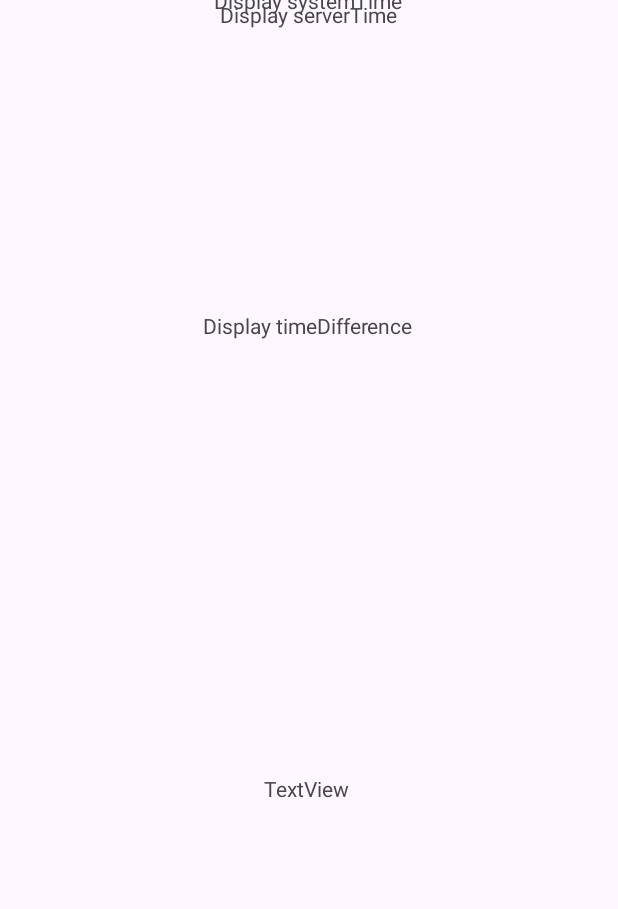
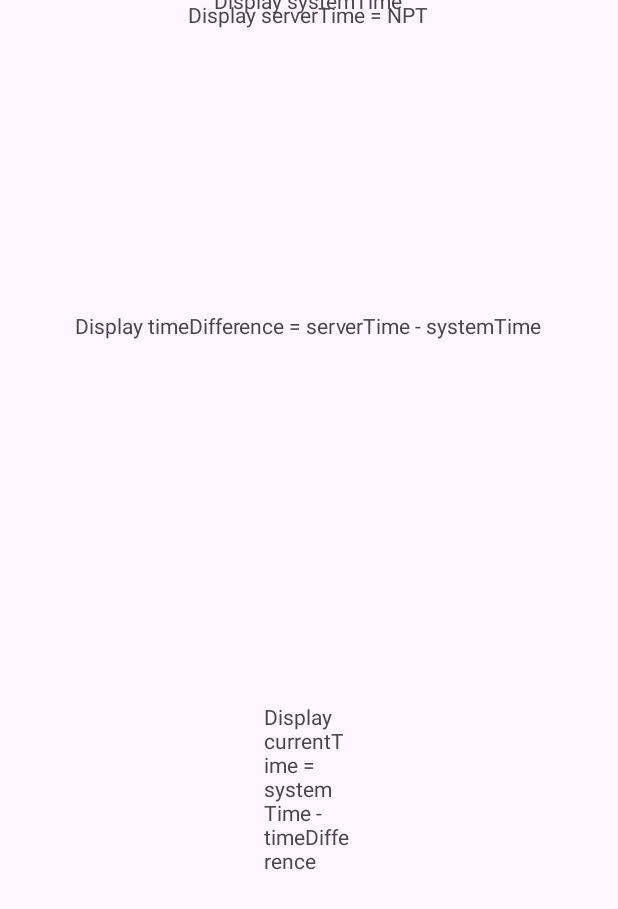
Before and after one commit to LindaKjellberg/SynchronizedClock, an Android app: the screen it shows after launch (MainActivity), on a phone screen of 412 x 824 dp. Shown: the top 909 px of the screen. Run offline under Robolectric (Android 15) with nearby library versions, the phone set to English and light mode, and no system bars.

Commit message:
Add comments for currentTime

```diff
--- a/app/src/main/java/com/example/synchronizedclock/MainActivity.java
+++ b/app/src/main/java/com/example/synchronizedclock/MainActivity.java
@@ -21,15 +21,24 @@ public class MainActivity extends AppCompatActivity {
         //communicate with text fields
         //serverTime
         final TextView serverTime = (TextView) findViewById(R.id.serverTime);
-        serverTime.setText("Display serverTime");
+        serverTime.setText("Display serverTime = NPT");
 
         //timeDifference
         final TextView timeDifference = (TextView) findViewById(R.id.timeDifference);
-        timeDifference.setText("Display timeDifference");
+        timeDifference.setText("Display timeDifference = serverTime - systemTime");
 
         //systemTime
         final TextView systemTime = (TextView) findViewById(R.id.systemTime);
         systemTime.setText("Display systemTime");
 
+        //currentTime
+        final TextView currentTime = (TextView) findViewById(R.id.currentTime);
+        currentTime.setText("Display currentTime = systemTime - timeDifference");
+        //Update current time
+        /*
+        String currentDateTimeString = java.text.DateFormat.getDateTimeInstance().format(new Date());
+        textView is the TextView view that should display it
+        stextView.setText(currentDateTimeString);
+         */
     }
 }
```
